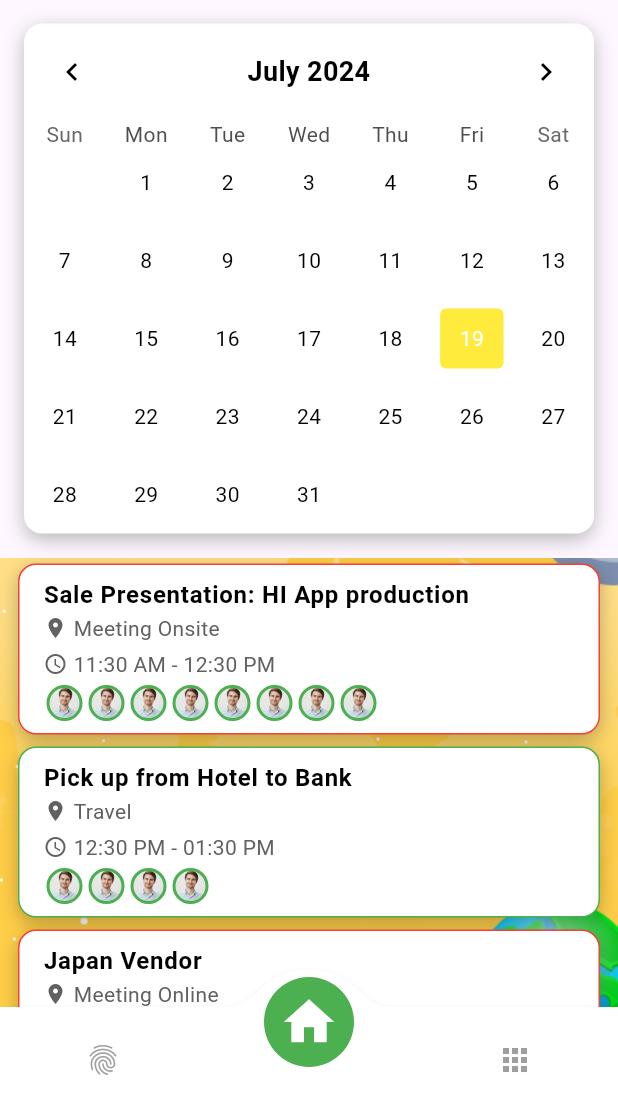
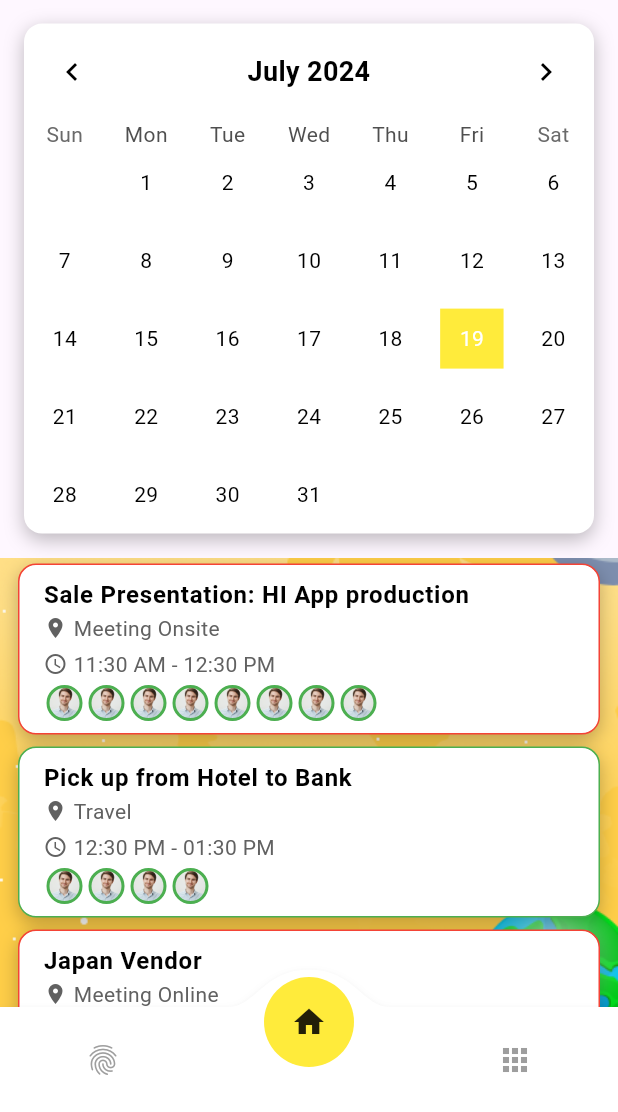
Before and after one commit to FGCompanyDev00/pb_hrm_app, a Flutter app: the MainScreen screen opened directly, on a phone screen of 412 x 824 dp, the part 124-1236 px from its top. Run offline on Flutter 3.47's test engine with Material 3 defaults, Android fonts, the phone set to English and light mode, and no system bars; drawn by our look-alikes of convex_bottom_bar, table_calendar; our stand-ins replace carousel_slider, cross_file, flutter_easyloading, flutter_hooks, flutter_local_notifications, flutter_staggered_animations and 7 more; accounts and stored records are empty; generated files the repository leaves out were written again; network calls fail; Roboto replaces fonts that are missing (Oxanium).

Commit message:
update: adjusted home button active button and adjusted UI for calendar

```diff
--- a/lib/main.dart
+++ b/lib/main.dart
@@ -1,7 +1,8 @@
 import 'package:flutter/material.dart';
-import 'package:google_fonts/google_fonts.dart'; // Import Google Fonts package
+import 'package:google_fonts/google_fonts.dart';
 import 'package:flutter_localizations/flutter_localizations.dart';
 import 'package:pb_hrsystem/home/dashboard.dart';
+import 'package:pb_hrsystem/nav/custom_buttom_nav_bar.dart';
 import 'package:provider/provider.dart';
 import 'package:flutter_gen/gen_l10n/app_localizations.dart';
 
@@ -10,7 +11,7 @@ import 'theme/theme.dart';
 import 'home/home_calendar.dart';
 import 'home/attendance_screen.dart';
 import 'home/profile_screen.dart';
-import 'nav/custom_buttom_nav_bar.dart';
+
 
 void main() {
   WidgetsFlutterBinding.ensureInitialized();
@@ -37,7 +38,7 @@ class MyApp extends StatelessWidget {
           theme: ThemeData(
             primarySwatch: Colors.green,
             visualDensity: VisualDensity.adaptivePlatformDensity,
-            textTheme: GoogleFonts.oxaniumTextTheme(Theme.of(context).textTheme), // Apply Oxanium font
+            textTheme: GoogleFonts.oxaniumTextTheme(Theme.of(context).textTheme),
             elevatedButtonTheme: ElevatedButtonThemeData(
               style: ElevatedButton.styleFrom(
                 foregroundColor: Colors.white,
@@ -49,7 +50,9 @@ class MyApp extends StatelessWidget {
             brightness: Brightness.dark,
             primarySwatch: Colors.green,
             scaffoldBackgroundColor: Colors.black,
-            textTheme: GoogleFonts.oxaniumTextTheme(Theme.of(context).textTheme.apply(bodyColor: Colors.white, displayColor: Colors.white)), // Apply Oxanium font
+            textTheme: GoogleFonts.oxaniumTextTheme(
+              Theme.of(context).textTheme.apply(bodyColor: Colors.white, displayColor: Colors.white),
+            ),
           ),
           themeMode: themeNotifier.currentTheme,
           localizationsDelegates: const [
@@ -63,7 +66,7 @@ class MyApp extends StatelessWidget {
             Locale('lo'),
             Locale('zh'),
           ],
-          locale: languageNotifier.currentLocale, // Set the current locale
+          locale: languageNotifier.currentLocale,
           home: const SplashScreen(),
         );
       },
@@ -71,9 +74,8 @@ class MyApp extends StatelessWidget {
   }
 }
 
-// LanguageNotifier class to manage language changes
 class LanguageNotifier with ChangeNotifier {
-  Locale _currentLocale = const Locale('en'); // Default locale
+  Locale _currentLocale = const Locale('en');
 
   Locale get currentLocale => _currentLocale;
 
@@ -89,12 +91,11 @@ class LanguageNotifier with ChangeNotifier {
         _currentLocale = const Locale('zh');
         break;
       default:
-        _currentLocale = const Locale('en'); // Default to English
+        _currentLocale = const Locale('en');
     }
     notifyListeners();
   }
 }
-
 
 class MainScreen extends StatefulWidget {
   const MainScreen({super.key});
@@ -104,7 +105,7 @@ class MainScreen extends StatefulWidget {
 }
 
 class _MainScreenState extends State<MainScreen> {
-  int _selectedIndex = 1; // Default to HomePage
+  int _selectedIndex = 1;
 
   static final List<Widget> _widgetOptions = <Widget>[
     const AttendanceScreen(),
@@ -129,10 +130,6 @@ class _MainScreenState extends State<MainScreen> {
         onTap: _onItemTapped,
       ),
       floatingActionButtonLocation: FloatingActionButtonLocation.centerDocked,
-      // floatingActionButton: CustomFloatingActionButton(
-      //   currentIndex: _selectedIndex,
-      //   onTap: _onItemTapped,
-      // ),
     );
   }
 }
--- a/lib/nav/custom_buttom_nav_bar.dart
+++ b/lib/nav/custom_buttom_nav_bar.dart
@@ -13,17 +13,22 @@ class CustomBottomNavBar extends StatelessWidget {
 
   @override
   Widget build(BuildContext context) {
+    final isDarkMode = Theme.of(context).brightness == Brightness.dark;
+    final activeColor = isDarkMode ? Colors.green : Colors.yellow;
+
     return ConvexAppBar(
       style: TabStyle.fixedCircle,
       items: const [
         TabItem(icon: Icons.fingerprint),
-        TabItem(icon: Icons.home),
+        TabItem(
+          icon: Icon(Icons.home),
+        ),
         TabItem(icon: Icons.apps),
       ],
       initialActiveIndex: currentIndex,
       onTap: onTap,
       backgroundColor: Colors.white,
-      activeColor: Colors.green,
+      activeColor: activeColor,
       color: Colors.grey,
       height: 70,
     );
```
Also changed, not shown: lib/home/home_calendar.dart (+104 -24 lines), 1 other file.
